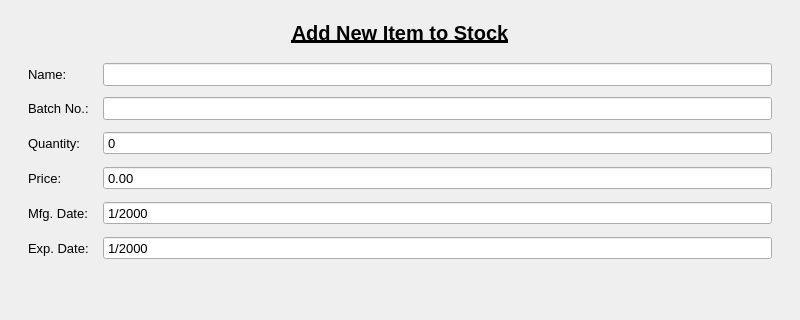
Qt form UI/main.ui (aayushman0/PharmacyStockAndBilling-PyQt) before a commit; both pictures show x 0 to 800 and y 89 to 409 of the 800 by 600 pixel window.
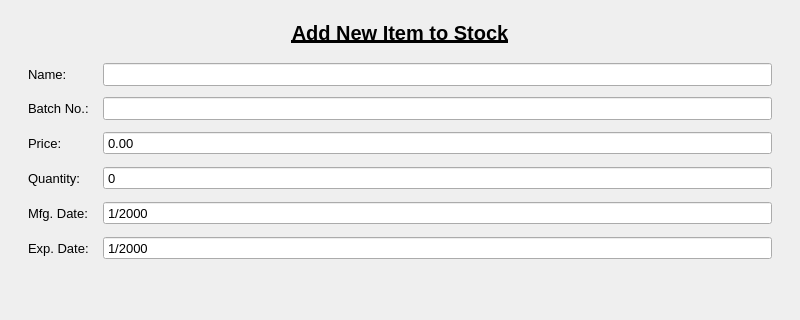
The same form after that commit.

Commit message: minor fixes for bill and add both

```diff
--- a/UI/main.ui
+++ b/UI/main.ui
@@ -1982,7 +1982,7 @@
               </property>
              </widget>
             </item>
-            <item row="2" column="0">
+            <item row="3" column="0">
              <widget class="QLabel" name="label_40">
               <property name="font">
                <font>
@@ -1995,7 +1995,7 @@
               </property>
              </widget>
             </item>
-            <item row="2" column="1">
+            <item row="3" column="1">
              <widget class="QSpinBox" name="input_both_quantity">
               <property name="buttonSymbols">
                <enum>QAbstractSpinBox::NoButtons</enum>
@@ -2057,14 +2057,14 @@
               </property>
              </widget>
             </item>
-            <item row="3" column="0">
+            <item row="2" column="0">
              <widget class="QLabel" name="label_43">
               <property name="text">
                <string>Price: </string>
               </property>
              </widget>
             </item>
-            <item row="3" column="1">
+            <item row="2" column="1">
              <widget class="QDoubleSpinBox" name="input_both_price">
               <property name="buttonSymbols">
                <enum>QAbstractSpinBox::NoButtons</enum>
```
Left out of the diff: 2 changed lines with no effect on the pictures. The commit also changes 2 other files.
